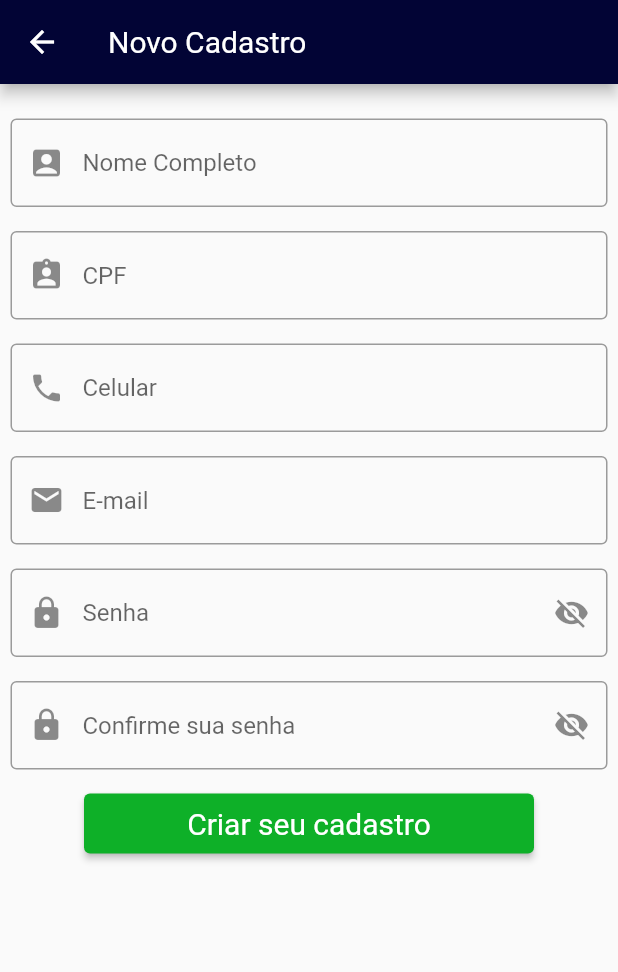
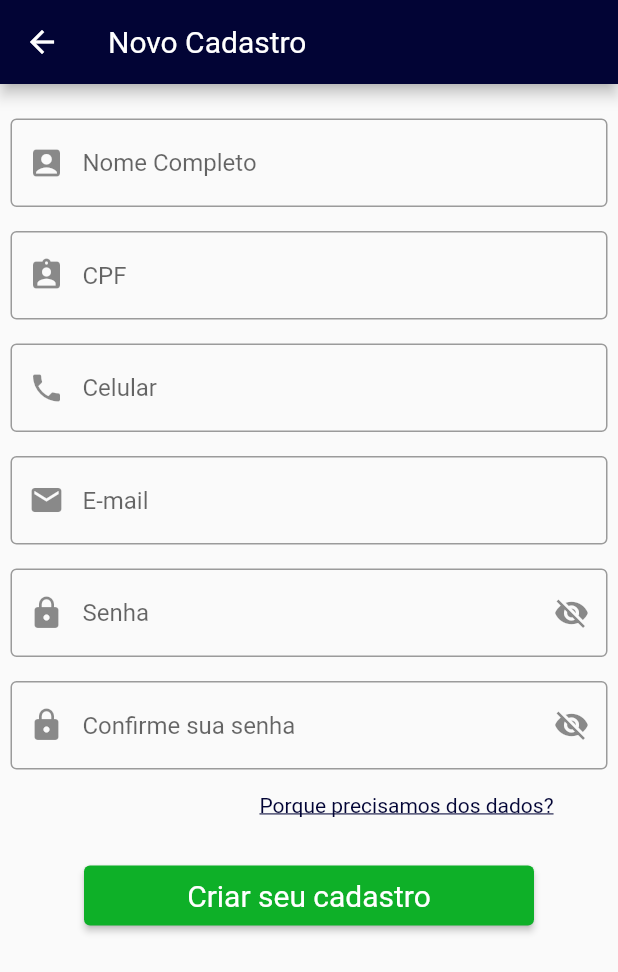
Before and after one commit to visued/HackatonG3X, a Flutter app: the RegisterScreen screen opened directly, on a phone screen of 412 x 824 dp. Shown: the top 972 px of the screen. Run offline on Flutter 3.47's test engine with Material 2 defaults, Android fonts, the phone set to English and light mode, and no system bars; our stand-ins replace camera, dio, flutter_secure_storage, google_maps_flutter, pin_code_fields; accounts and stored records are empty; Roboto replaces fonts that are missing (RobotoRegular).

Commit message:
Adicionado termo de consentimento na tela de cadastro :lock:

```diff
--- a/front/fiscaliza_front/lib/src/screens/register_screen.dart
+++ b/front/fiscaliza_front/lib/src/screens/register_screen.dart
@@ -33,12 +33,14 @@ class _RegisterScreenState extends State<RegisterScreen> {
             )),
             SizedBox(height: 16.0),
             TextFormField(
-                decoration: InputDecoration(
-              border: new OutlineInputBorder(
-                  borderSide: new BorderSide(color: Colors.teal)),
-              hintText: 'CPF',
-              prefixIcon: Icon(Icons.assignment_ind),
-            )),
+              decoration: InputDecoration(
+                border: new OutlineInputBorder(
+                    borderSide: new BorderSide(color: Colors.teal)),
+                hintText: 'CPF',
+                prefixIcon: Icon(Icons.assignment_ind),
+              ),
+              keyboardType: TextInputType.phone,
+            ),
             SizedBox(
               height: 16.0,
             ),
@@ -111,6 +113,20 @@ class _RegisterScreenState extends State<RegisterScreen> {
                     val!.length < 6 ? 'Password too short.' : null,
                 onSaved: (val) => _password = val,
                 obscureText: _obscureTextCheck),
+            TextButton(
+              child: Padding(
+                  padding: EdgeInsets.only(left: 130),
+                  child: Text(
+                    'Porque precisamos dos dados?',
+                    style: TextStyle(
+                        color: Theme.of(context).primaryColor,
+                        fontSize: 14,
+                        decoration: TextDecoration.underline),
+                  )),
+              onPressed: () {
+                showAlertDialog(context);
+              },
+            ),
             SizedBox(
               height: 16.0,
             ),
@@ -139,4 +155,32 @@ class _RegisterScreenState extends State<RegisterScreen> {
       ),
     );
   }
+
+  showAlertDialog(BuildContext context) {
+    // set up the button
+    Widget okButton = TextButton(
+      child: Text("OK"),
+      onPressed: () {
+        Navigator.of(context).pop(context);
+      },
+    );
+
+    // set up the AlertDialog
+    AlertDialog alert = AlertDialog(
+      title: Text("Porque precisamos dos dados?"),
+      content: Text(
+          "Por conta da nova Lei Geral de Proteção de Dados (Lei 13.709/2018) ou LGPD, que tem como objetivo reforçar a responsabilidade e a transparência no tratamento dos seus dados pessoais (nome completo, endereço, CPF, email, número de whatsapp), gostaríamos de pedir o seu consentimento para armazená-los e utilizá-los com toda segurança e privacidade."),
+      actions: [
+        okButton,
+      ],
+    );
+
+    // show the dialog
+    showDialog(
+      context: context,
+      builder: (BuildContext context) {
+        return alert;
+      },
+    );
+  }
 }
```
